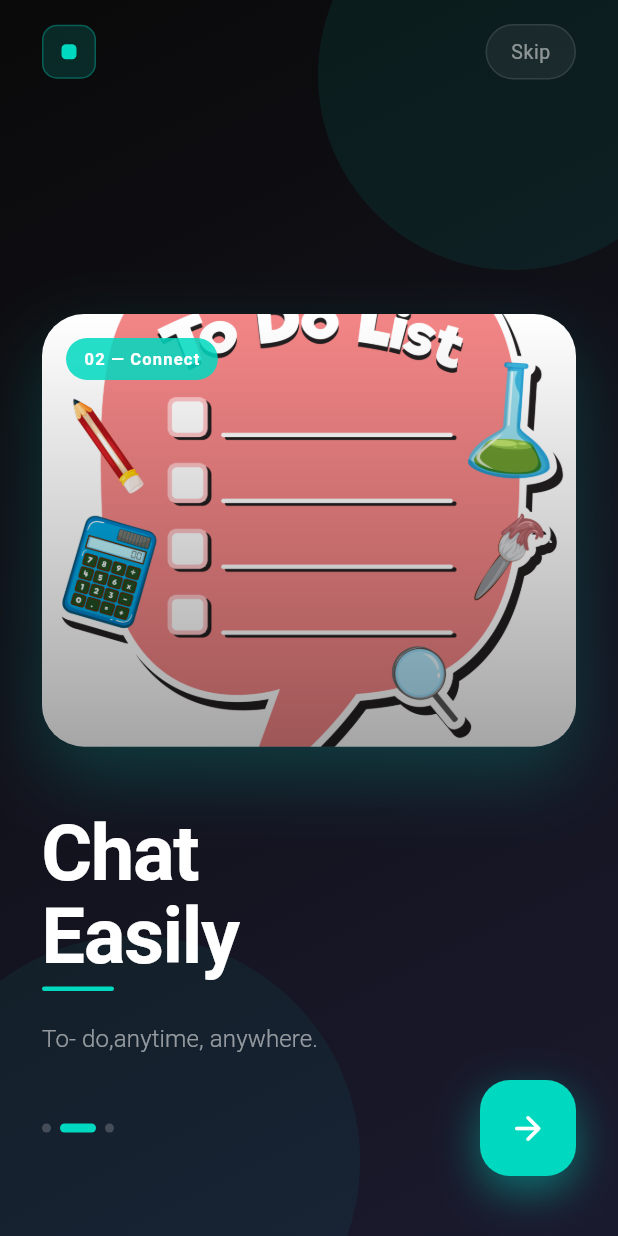
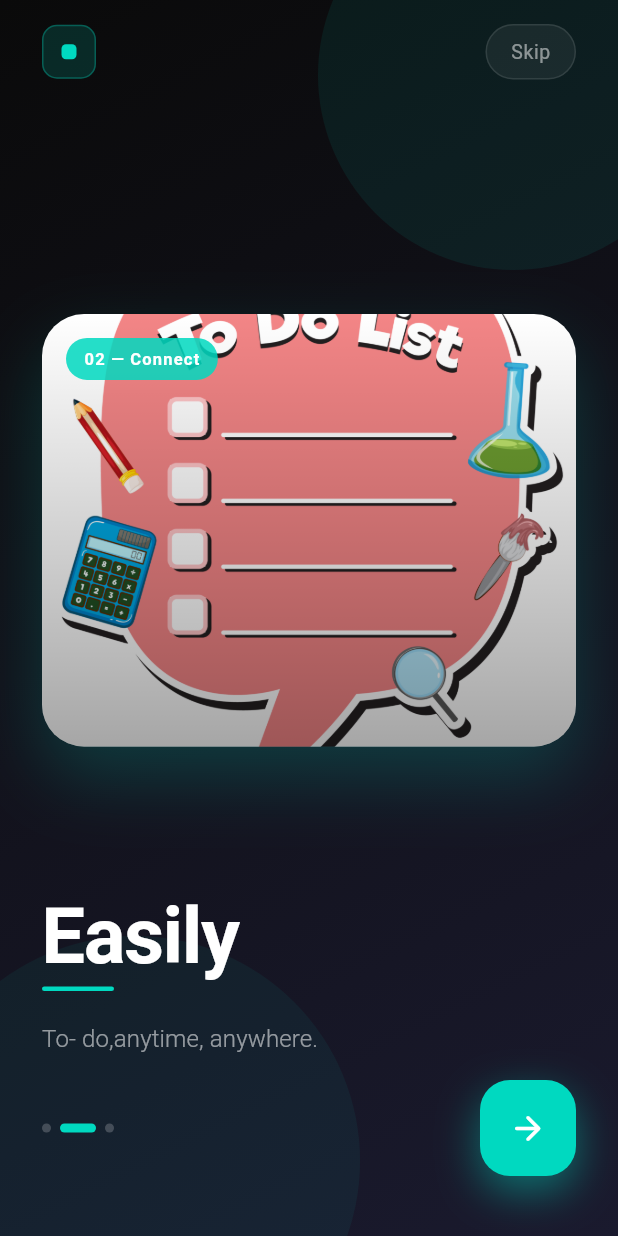
Before and after one commit to 2004dhanu/hemody-task-manager, a Flutter app: the screen it shows after launch, swiped to page 2, on a phone screen of 412 x 824 dp. Run offline on Flutter 3.47's test engine with Material 3 defaults, Android fonts, the phone set to English and light mode, and no system bars; drawn by our look-alikes of smooth_page_indicator; our stand-ins replace cloud_firestore, firebase_auth, firebase_core; accounts and stored records are empty; Roboto replaces fonts that are missing (Outfit, Playfair Display).

Commit message:
Initial commit - Hemody Task Manager App

```diff
--- a/lib/screens/onboarding.dart
+++ b/lib/screens/onboarding.dart
@@ -29,7 +29,7 @@ class _OnboardingScreenState extends State<OnboardingScreen>
     },
     {
       "image": "assets/images/front.jpg",
-      "title": "Chat\nEasily",
+      "title": "\nEasily",
       "desc":
           "To- do,anytime, anywhere.",
       "gradient": [Color(0xFF0A0A0A), Color(0xFF1A1A2E)],
```
